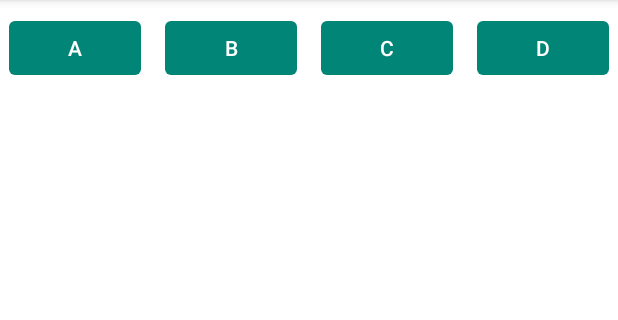
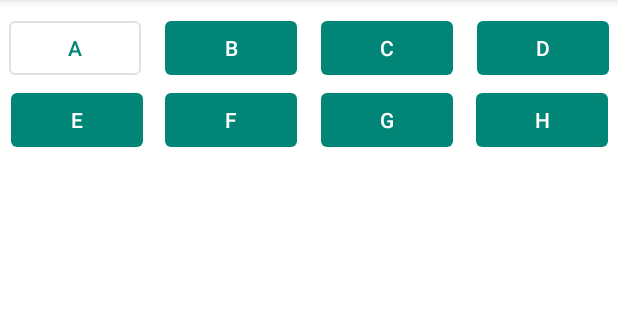
Before and after one commit to yogithesymbian/Vsga19, an Android app: the PuzzleActivity screen opened directly, with no data from a screen before it, on a phone screen of 412 x 824 dp, the part 84-404 px from its top. Run offline under Robolectric (Android 15) with nearby library versions, the phone set to English and light mode, and no system bars.

Commit message:
added btn layout puzle

```diff
--- a/app/src/main/java/com/scodeid/vsga19/MainActivity.java
+++ b/app/src/main/java/com/scodeid/vsga19/MainActivity.java
@@ -13,6 +13,7 @@ public class MainActivity extends AppCompatActivity {
     protected void onCreate(Bundle savedInstanceState) {
         super.onCreate(savedInstanceState);
         setContentView(R.layout.activity_main);
+        // actionBar
         getSupportActionBar().hide();
 
         final Button btn = findViewById(R.id.btn_move_intent);
--- a/app/src/main/res/layout/activity_puzzle.xml
+++ b/app/src/main/res/layout/activity_puzzle.xml
@@ -9,15 +9,76 @@
         >
 
     <com.google.android.material.button.MaterialButton
+            android:id="@+id/btn_e"
+            style="@style/Widget.MaterialComponents.Button.UnelevatedButton"
+            android:layout_width="wrap_content"
+            android:layout_height="wrap_content"
+
+            android:text="@string/activity_puzle_e"
+
+            app:layout_constraintStart_toStartOf="parent"
+            app:layout_constraintEnd_toStartOf="@+id/btn_b"
+            android:layout_marginEnd="8dp"
+            android:layout_marginRight="8dp"
+            app:layout_constraintTop_toBottomOf="@+id/btn_a"/>
+
+    <com.google.android.material.button.MaterialButton
+            android:id="@+id/btn_f"
+            style="@style/Widget.MaterialComponents.Button.UnelevatedButton"
+            android:layout_width="wrap_content"
+            android:layout_height="wrap_content"
+            android:layout_marginLeft="8dp"
+            android:layout_marginStart="8dp"
+            android:layout_marginEnd="8dp"
+            android:layout_marginRight="8dp"
+
+            android:text="@string/activity_puzle_f"
+
+            app:layout_constraintStart_toEndOf="@+id/btn_a"
+            app:layout_constraintEnd_toStartOf="@+id/btn_c"
+            app:layout_constraintTop_toBottomOf="@+id/btn_b"/>
+
+    <com.google.android.material.button.MaterialButton
+            android:id="@+id/btn_g"
+            style="@style/Widget.MaterialComponents.Button.UnelevatedButton"
+            android:layout_width="wrap_content"
+            android:layout_height="wrap_content"
+            android:layout_marginLeft="8dp"
+            android:layout_marginStart="8dp"
+            android:layout_marginEnd="8dp"
+            android:layout_marginRight="8dp"
+
+            android:text="@string/activity_puzle_g"
+
+            app:layout_constraintStart_toEndOf="@+id/btn_b"
+            app:layout_constraintEnd_toStartOf="@+id/btn_d"
+            app:layout_constraintTop_toBottomOf="@+id/btn_c"/>
+
+    <com.google.android.material.button.MaterialButton
+            android:id="@+id/btn_h"
+            style="@style/Widget.MaterialComponents.Button.UnelevatedButton"
+            android:layout_width="wrap_content"
+            android:layout_height="wrap_content"
+            android:layout_marginLeft="8dp"
+            android:layout_marginStart="8dp"
+
+            android:text="@string/activity_puzle_h"
+
+            app:layout_constraintStart_toEndOf="@+id/btn_c"
+            app:layout_constraintEnd_toEndOf="parent"
+            app:layout_constraintTop_toBottomOf="@+id/btn_d"/>
+
+    <com.google.android.material.button.MaterialButton
             android:id="@+id/btn_a"
-            style="@style/Widget.MaterialComponents.Button.UnelevatedButton"
+            style="@style/Widget.MaterialComponents.Button.OutlinedButton"
+
             android:layout_width="wrap_content"
             android:layout_height="wrap_content"
             android:layout_marginTop="8dp"
             android:layout_marginLeft="8dp"
             android:layout_marginStart="8dp"
 
-            android:text="A"
+            android:text="@string/activity_puzle_a"
 
             app:layout_constraintTop_toTopOf="parent"
             app:layout_constraintStart_toStartOf="parent"
@@ -36,7 +97,7 @@
             android:layout_marginEnd="8dp"
             android:layout_marginRight="8dp"
 
-            android:text="B"
+            android:text="@string/activity_puzzle_b"
 
             app:layout_constraintTop_toTopOf="parent"
             app:layout_constraintStart_toEndOf="@+id/btn_a"
@@ -52,7 +113,7 @@
             android:layout_marginEnd="8dp"
             android:layout_marginRight="8dp"
 
-            android:text="C"
+            android:text="@string/activity_puzle_c"
 
             android:layout_marginTop="8dp"
             app:layout_constraintTop_toTopOf="parent"
@@ -69,7 +130,7 @@
             android:layout_marginEnd="8dp"
             android:layout_marginRight="8dp"
 
-            android:text="D"
+            android:text="@string/activity_puzle_d"
 
             android:layout_marginTop="8dp"
             app:layout_constraintTop_toTopOf="parent"
--- a/app/src/main/res/values/strings.xml
+++ b/app/src/main/res/values/strings.xml
@@ -1,4 +1,14 @@
 <resources>
     <string name="app_name">My Application</string>
     <string name="activity_puzzle_a">A</string>
+
+    <string name="activity_puzle_a">A</string>
+    <string name="activity_puzzle_b">B</string>
+    <string name="activity_puzle_c">C</string>
+    <string name="activity_puzle_d">D</string>
+    <string name="activity_puzle_e">E</string>
+    <string name="activity_puzle_f">F</string>
+    <string name="activity_puzle_g">G</string>
+    <string name="activity_puzle_h">H</string>
+
 </resources>
```
